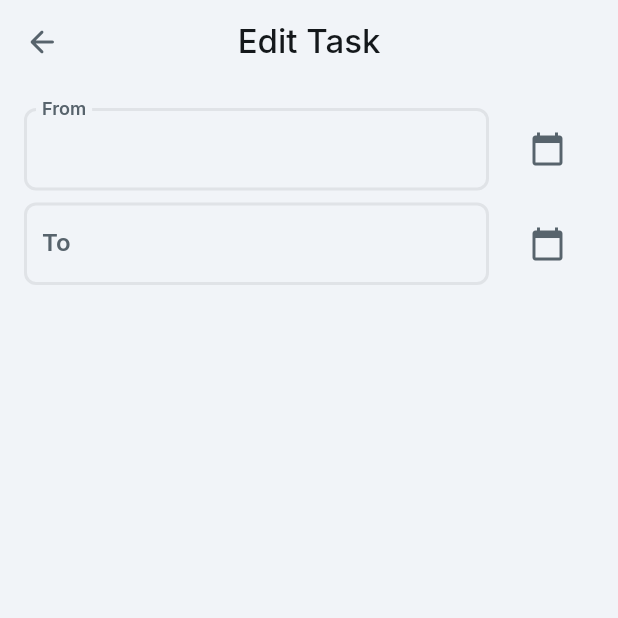
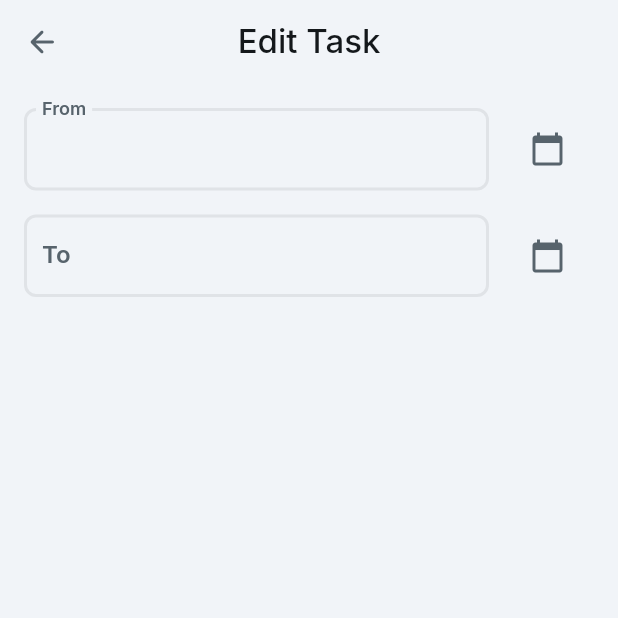
Before and after one commit to Jay-At-Bosc/clockies, a Flutter app: the EditTaskScreenWidget screen opened by its route, on a phone screen of 412 x 824 dp, the top half of it. Run offline on Flutter 3.47's test engine with Material 3 defaults, Android fonts, the phone set to English and light mode, and no system bars; our stand-ins replace auto_size_text, data_table_2, dropdown_button2, easy_debounce, equatable, font_awesome_flutter and 8 more; missing offline and left inert: aligned_dialog, json_path, mime_type; accounts and stored records are empty; key blocks and very long unbroken strings in the code were emptied for the run.

Commit message:
edit screen

```diff
--- a/lib/edit_task_screen/edit_task_screen_widget.dart
+++ b/lib/edit_task_screen/edit_task_screen_widget.dart
@@ -363,7 +363,7 @@ class _EditTaskScreenWidgetState extends State<EditTaskScreenWidget> {
                           ),
                         ].divide(const SizedBox(width: 8.0)),
                       ),
-                    ].divide(const SizedBox(height: 8.0)),
+                    ].divide(const SizedBox(height: 16.0)),
                   ),
                 ),
               ],
```
